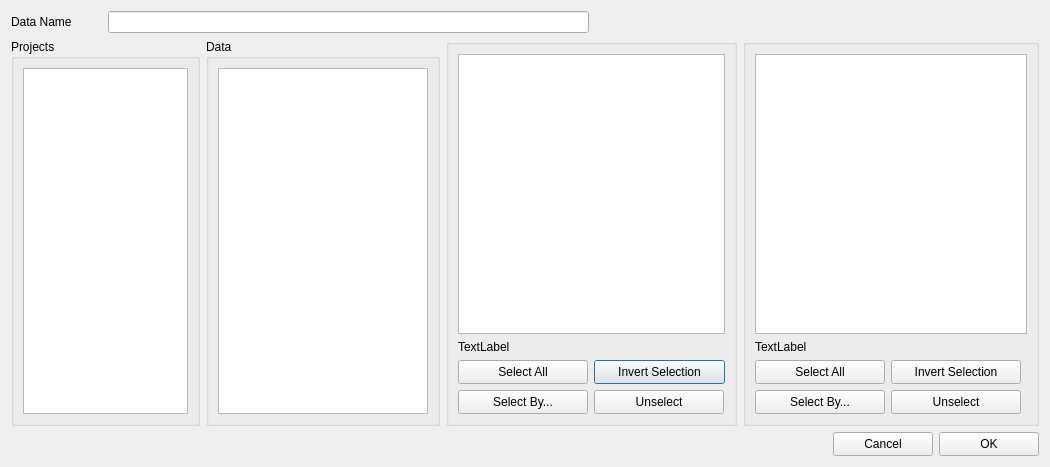
Old version of the form src/Dialogs/ExtractDataDialog.ui in the repository gmrandazzo/QStudioMetrics.
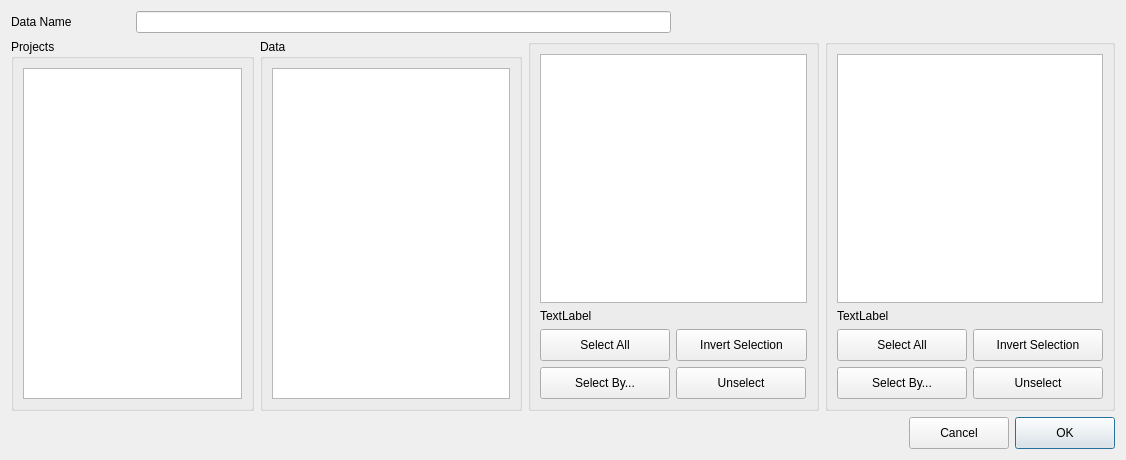
New version of the form.

The edit to the form file:
```diff
--- a/src/Dialogs/ExtractDataDialog.ui
+++ b/src/Dialogs/ExtractDataDialog.ui
@@ -6,37 +6,14 @@
    <rect>
     <x>0</x>
     <y>0</y>
-    <width>1050</width>
-    <height>467</height>
+    <width>1126</width>
+    <height>460</height>
    </rect>
   </property>
   <property name="windowTitle">
    <string>Extract Data...</string>
   </property>
   <layout class="QGridLayout" name="gridLayout_5">
-   <item row="0" column="0">
-    <widget class="QLabel" name="label_4">
-     <property name="text">
-      <string>Data Name</string>
-     </property>
-    </widget>
-   </item>
-   <item row="0" column="1" colspan="3">
-    <widget class="QLineEdit" name="dataname"/>
-   </item>
-   <item row="0" column="4" colspan="2">
-    <spacer name="horizontalSpacer_2">
-     <property name="orientation">
-      <enum>Qt::Horizontal</enum>
-     </property>
-     <property name="sizeHint" stdset="0">
-      <size>
-       <width>192</width>
-       <height>20</height>
-      </size>
-     </property>
-    </spacer>
-   </item>
    <item row="1" column="0" colspan="2">
     <widget class="QGroupBox" name="projectsGroupBox">
      <property name="title">
@@ -45,6 +22,12 @@
      <layout class="QGridLayout" name="gridLayout">
       <item row="0" column="0">
        <widget class="QListView" name="listView">
+        <property name="minimumSize">
+         <size>
+          <width>200</width>
+          <height>0</height>
+         </size>
+        </property>
         <property name="editTriggers">
          <set>QAbstractItemView::NoEditTriggers</set>
         </property>
@@ -59,22 +42,117 @@
      </layout>
     </widget>
    </item>
-   <item row="1" column="2">
-    <widget class="QGroupBox" name="dataGroupBox">
+   <item row="1" column="5">
+    <widget class="QGroupBox" name="variableGroupBox">
      <property name="title">
-      <string>Data</string>
+      <string/>
      </property>
-     <layout class="QGridLayout" name="gridLayout_3">
+     <layout class="QGridLayout" name="gridLayout_4">
       <item row="0" column="0" colspan="2">
-       <widget class="QListView" name="listView_2">
+       <widget class="QTableView" name="tableView_4">
+        <property name="minimumSize">
+         <size>
+          <width>200</width>
+          <height>0</height>
+         </size>
+        </property>
         <property name="editTriggers">
          <set>QAbstractItemView::NoEditTriggers</set>
         </property>
         <property name="selectionMode">
-         <enum>QAbstractItemView::SingleSelection</enum>
+         <enum>QAbstractItemView::MultiSelection</enum>
         </property>
         <property name="selectionBehavior">
          <enum>QAbstractItemView::SelectRows</enum>
+        </property>
+        <attribute name="horizontalHeaderVisible">
+         <bool>true</bool>
+        </attribute>
+        <attribute name="horizontalHeaderDefaultSectionSize">
+         <number>200</number>
+        </attribute>
+       </widget>
+      </item>
+      <item row="1" column="0">
+       <widget class="QLabel" name="nselvar">
+        <property name="text">
+         <string>TextLabel</string>
+        </property>
+       </widget>
+      </item>
+      <item row="2" column="0">
+       <widget class="QPushButton" name="varSelectAllButton">
+        <property name="minimumSize">
+         <size>
+          <width>130</width>
+          <height>32</height>
+         </size>
+        </property>
+        <property name="maximumSize">
+         <size>
+          <width>130</width>
+          <height>32</height>
+         </size>
+        </property>
+        <property name="text">
+         <string>Select All</string>
+        </property>
+       </widget>
+      </item>
+      <item row="2" column="1">
+       <widget class="QPushButton" name="varInvertSelectionButton">
+        <property name="minimumSize">
+         <size>
+          <width>130</width>
+          <height>32</height>
+         </size>
+        </property>
+        <property name="maximumSize">
+         <size>
+          <width>130</width>
+          <height>32</height>
+         </size>
+        </property>
+        <property name="text">
+         <string>Invert Selection</string>
+        </property>
+       </widget>
+      </item>
+      <item row="3" column="0">
+       <widget class="QPushButton" name="varSelectByButton">
+        <property name="minimumSize">
+         <size>
+          <width>130</width>
+          <height>32</height>
+         </size>
+        </property>
+        <property name="maximumSize">
+         <size>
+          <width>130</width>
+          <height>32</height>
+         </size>
+        </property>
+        <property name="text">
+         <string>Select By...</string>
+        </property>
+       </widget>
+      </item>
+      <item row="3" column="1">
+       <widget class="QPushButton" name="varUnselectButton">
+        <property name="minimumSize">
+         <size>
+          <width>130</width>
+          <height>32</height>
+         </size>
+        </property>
+        <property name="maximumSize">
+         <size>
+          <width>130</width>
+          <height>32</height>
+         </size>
+        </property>
+        <property name="text">
+         <string>Unselect</string>
         </property>
        </widget>
       </item>
@@ -92,13 +170,13 @@
         <property name="minimumSize">
          <size>
           <width>131</width>
-          <height>24</height>
+          <height>32</height>
          </size>
         </property>
         <property name="maximumSize">
          <size>
           <width>130</width>
-          <height>24</height>
+          <height>32</height>
          </size>
         </property>
         <property name="text">
@@ -111,13 +189,13 @@
         <property name="minimumSize">
          <size>
           <width>130</width>
-          <height>24</height>
+          <height>32</height>
          </size>
         </property>
         <property name="maximumSize">
          <size>
           <width>130</width>
-          <height>24</height>
+          <height>32</height>
          </size>
         </property>
         <property name="text">
@@ -130,13 +208,13 @@
         <property name="minimumSize">
          <size>
           <width>130</width>
-          <height>24</height>
+          <height>32</height>
          </size>
         </property>
         <property name="maximumSize">
          <size>
           <width>130</width>
-          <height>24</height>
+          <height>32</height>
          </size>
         </property>
         <property name="text">
@@ -149,13 +227,13 @@
         <property name="minimumSize">
          <size>
           <width>130</width>
-          <height>24</height>
+          <height>32</height>
          </size>
         </property>
         <property name="maximumSize">
          <size>
           <width>130</width>
-          <height>24</height>
+          <height>32</height>
          </size>
         </property>
         <property name="text">
@@ -172,6 +250,12 @@
       </item>
       <item row="0" column="0" colspan="2">
        <widget class="QTableView" name="tableView_3">
+        <property name="minimumSize">
+         <size>
+          <width>200</width>
+          <height>0</height>
+         </size>
+        </property>
         <property name="editTriggers">
          <set>QAbstractItemView::NoEditTriggers</set>
         </property>
@@ -192,138 +276,57 @@
      </layout>
     </widget>
    </item>
-   <item row="1" column="5">
-    <widget class="QGroupBox" name="variableGroupBox">
+   <item row="0" column="4" colspan="2">
+    <spacer name="horizontalSpacer_2">
+     <property name="orientation">
+      <enum>Qt::Horizontal</enum>
+     </property>
+     <property name="sizeHint" stdset="0">
+      <size>
+       <width>192</width>
+       <height>20</height>
+      </size>
+     </property>
+    </spacer>
+   </item>
+   <item row="0" column="1" colspan="3">
+    <widget class="QLineEdit" name="dataname"/>
+   </item>
+   <item row="1" column="2">
+    <widget class="QGroupBox" name="dataGroupBox">
      <property name="title">
-      <string/>
+      <string>Data</string>
      </property>
-     <layout class="QGridLayout" name="gridLayout_7">
+     <layout class="QGridLayout" name="gridLayout_3">
       <item row="0" column="0" colspan="2">
-       <layout class="QGridLayout" name="gridLayout_6">
-        <item row="1" column="0">
-         <widget class="QLabel" name="nselvar">
-          <property name="text">
-           <string>TextLabel</string>
-          </property>
-         </widget>
-        </item>
-        <item row="0" column="0">
-         <widget class="QTableView" name="tableView_4">
-          <property name="editTriggers">
-           <set>QAbstractItemView::NoEditTriggers</set>
-          </property>
-          <property name="selectionMode">
-           <enum>QAbstractItemView::MultiSelection</enum>
-          </property>
-          <property name="selectionBehavior">
-           <enum>QAbstractItemView::SelectRows</enum>
-          </property>
-          <attribute name="horizontalHeaderVisible">
-           <bool>true</bool>
-          </attribute>
-          <attribute name="horizontalHeaderDefaultSectionSize">
-           <number>200</number>
-          </attribute>
-         </widget>
-        </item>
-       </layout>
-      </item>
-      <item row="1" column="0">
-       <layout class="QGridLayout" name="gridLayout_4">
-        <item row="0" column="0">
-         <widget class="QPushButton" name="varSelectAllButton">
-          <property name="minimumSize">
-           <size>
-            <width>130</width>
-            <height>24</height>
-           </size>
-          </property>
-          <property name="maximumSize">
-           <size>
-            <width>130</width>
-            <height>24</height>
-           </size>
-          </property>
-          <property name="text">
-           <string>Select All</string>
-          </property>
-         </widget>
-        </item>
-        <item row="0" column="1">
-         <widget class="QPushButton" name="varInvertSelectionButton">
-          <property name="minimumSize">
-           <size>
-            <width>130</width>
-            <height>24</height>
-           </size>
-          </property>
-          <property name="maximumSize">
-           <size>
-            <width>130</width>
-            <height>24</height>
-           </size>
-          </property>
-          <property name="text">
-           <string>Invert Selection</string>
-          </property>
-         </widget>
-        </item>
-        <item row="1" column="0">
-         <widget class="QPushButton" name="varSelectByButton">
-          <property name="minimumSize">
-           <size>
-            <width>130</width>
-            <height>24</height>
-           </size>
-          </property>
-          <property name="maximumSize">
-           <size>
-            <width>130</width>
-            <height>24</height>
-           </size>
-          </property>
-          <property name="text">
-           <string>Select By...</string>
-          </property>
-         </widget>
-        </item>
-        <item row="1" column="1">
-         <widget class="QPushButton" name="varUnselectButton">
-          <property name="minimumSize">
-           <size>
-            <width>130</width>
-            <height>24</height>
-           </size>
-          </property>
-          <property name="maximumSize">
-           <size>
-            <width>130</width>
-            <height>24</height>
-           </size>
-          </property>
-          <property name="text">
-           <string>Unselect</string>
-          </property>
-         </widget>
-        </item>
-       </layout>
-      </item>
-      <item row="1" column="1">
-       <spacer name="horizontalSpacer_3">
-        <property name="orientation">
-         <enum>Qt::Horizontal</enum>
-        </property>
-        <property name="sizeHint" stdset="0">
+       <widget class="QListView" name="listView_2">
+        <property name="minimumSize">
          <size>
-          <width>2</width>
-          <height>20</height>
+          <width>200</width>
+          <height>0</height>
          </size>
         </property>
-       </spacer>
+        <property name="editTriggers">
+         <set>QAbstractItemView::NoEditTriggers</set>
+        </property>
+        <property name="selectionMode">
+         <enum>QAbstractItemView::SingleSelection</enum>
+        </property>
+        <property name="selectionBehavior">
+         <enum>QAbstractItemView::SelectRows</enum>
+        </property>
+       </widget>
       </item>
      </layout>
     </widget>
    </item>
+   <item row="0" column="0">
+    <widget class="QLabel" name="label_4">
+     <property name="text">
+      <string>Data Name</string>
+     </property>
+    </widget>
+   </item>
    <item row="2" column="0" colspan="6">
     <layout class="QHBoxLayout" name="horizontalLayout_2">
      <item>
@@ -350,13 +353,13 @@
        <property name="minimumSize">
         <size>
          <width>100</width>
-         <height>24</height>
+         <height>32</height>
         </size>
        </property>
        <property name="maximumSize">
         <size>
          <width>100</width>
-         <height>24</height>
+         <height>32</height>
         </size>
        </property>
        <property name="text">
@@ -369,18 +372,21 @@
        <property name="minimumSize">
         <size>
          <width>100</width>
-         <height>24</height>
+         <height>32</height>
         </size>
        </property>
        <property name="maximumSize">
         <size>
          <width>100</width>
-         <height>24</height>
+         <height>32</height>
         </size>
        </property>
        <property name="text">
         <string>OK</string>
        </property>
+       <property name="default">
+        <bool>true</bool>
+       </property>
       </widget>
      </item>
     </layout>
```
